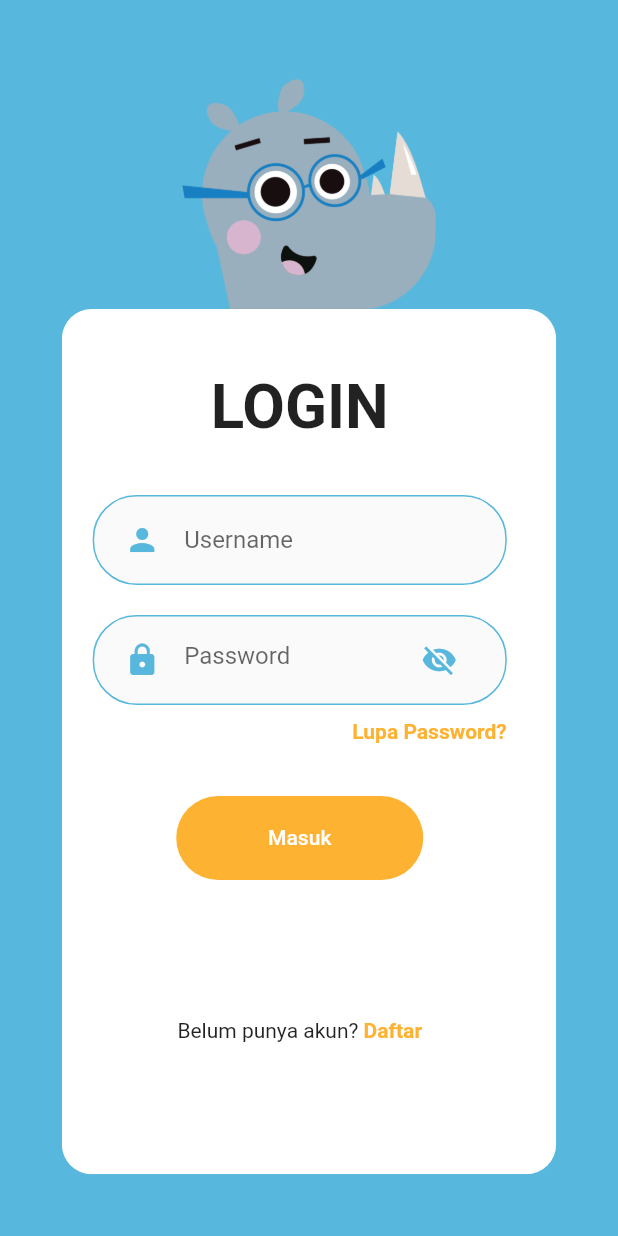
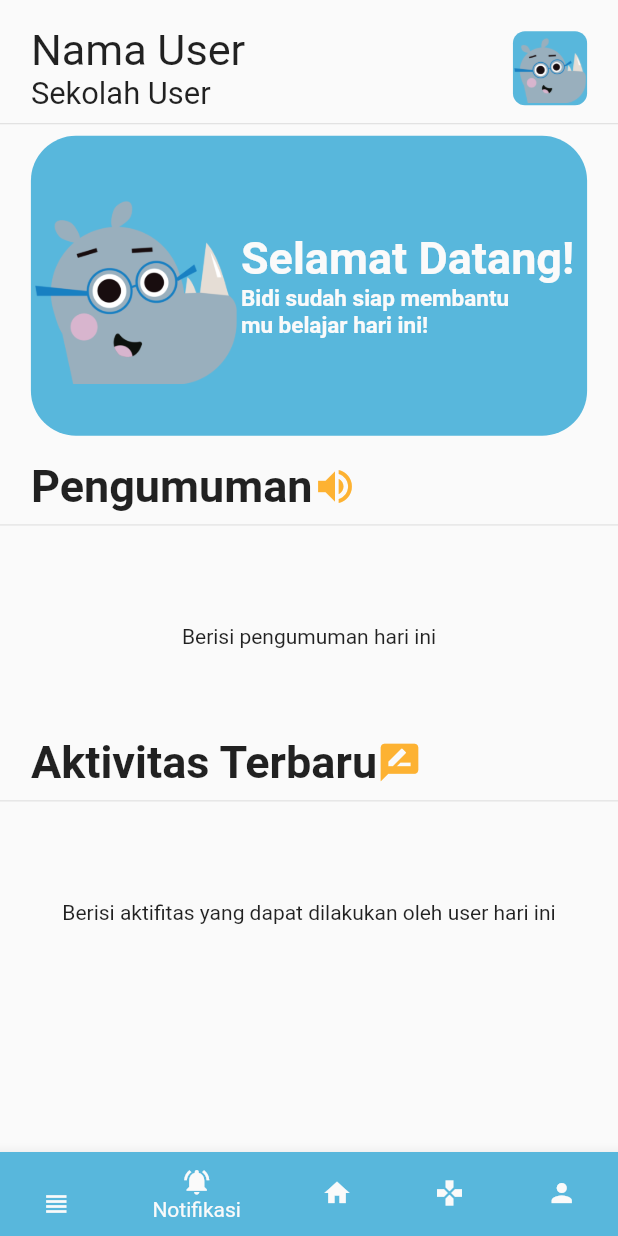
Before and after one commit to Ghannyerlangga/kelasku, a Flutter app: the screen it shows after launch, after a tap on "Masuk", on a phone screen of 412 x 824 dp. Run offline on Flutter 3.47's test engine with Material 2 defaults, Android fonts, the phone set to English and light mode, and no system bars.

Commit message:
home page

```diff
--- /dev/null
+++ b/lib/Dashboard/components/navbar_item.dart
@@ -0,0 +1,16 @@
+import 'package:belajar_asyik/constants.dart';
+import 'package:flutter/material.dart';
+
+BottomNavigationBarItem navBarItem(String title, Widget icon, Size size) {
+  return new BottomNavigationBarItem(
+      backgroundColor: kBgColor,
+      icon: new SizedBox(
+        child: icon,
+        width: size.width * 0.1,
+        height: size.height * 0.025,
+      ),
+      title: new Text(
+        title,
+        style: new TextStyle(fontSize: 15),
+      ));
+}
--- /dev/null
+++ b/lib/Dashboard/components/pengumuman.dart
@@ -0,0 +1,182 @@
+import 'package:belajar_asyik/constants.dart';
+import 'package:flutter/material.dart';
+
+class NotifikasiPage extends StatelessWidget {
+  @override
+  Widget build(BuildContext context) {
+    Size size = MediaQuery.of(context).size;
+    return Scaffold(
+      backgroundColor: fieldColor,
+      body: ListView(
+        children: <Widget>[
+          Padding(
+            padding: EdgeInsets.only(
+              top: size.height * 0.02,
+              left: size.width * 0.05,
+              right: size.width * 0.05,
+            ),
+            child: Row(
+              mainAxisAlignment: MainAxisAlignment.spaceBetween,
+              children: <Widget>[
+                Column(
+                  mainAxisAlignment: MainAxisAlignment.center,
+                  crossAxisAlignment: CrossAxisAlignment.start,
+                  children: <Widget>[
+                    Text(
+                      "Nama User",
+                      style: TextStyle(fontSize: size.height * 0.035),
+                    ),
+                    Text(
+                      "Sekolah User",
+                      style: TextStyle(fontSize: size.height * 0.025),
+                    ),
+                  ],
+                ),
+                Container(
+                  width: size.width * 0.12,
+                  height: size.width * 0.12,
+                  decoration: BoxDecoration(
+                      color: kBgColor,
+                      shape: BoxShape.rectangle,
+                      borderRadius: BorderRadius.circular(8),
+                      image: DecorationImage(
+                        image: AssetImage(
+                          "asset/img/maskot_kepala.png",
+                        ),
+                      )),
+                )
+              ],
+            ),
+          ),
+          Divider(),
+          Padding(
+            padding: EdgeInsets.only(
+                left: size.width * 0.05, right: size.width * 0.05),
+            child: Container(
+              child: Row(
+                mainAxisAlignment: MainAxisAlignment.spaceBetween,
+                children: <Widget>[
+                  Container(
+                    height: 140,
+                    width: 140,
+                    decoration: BoxDecoration(
+                        image: DecorationImage(
+                      image: AssetImage(
+                        "asset/img/maskot_kepala.png",
+                      ),
+                    )),
+                  ),
+                  Container(
+                    child: Padding(
+                      padding: const EdgeInsets.only(right: 20),
+                      child: Column(
+                        crossAxisAlignment: CrossAxisAlignment.start,
+                        mainAxisAlignment: MainAxisAlignment.center,
+                        children: <Widget>[
+                          Text(
+                            "Selamat Datang!",
+                            style: TextStyle(
+                                color: fieldColor,
+                                fontSize: 30,
+                                fontWeight: FontWeight.bold),
+                          ),
+                          Text("Bidi sudah siap membantu",
+                              style: TextStyle(
+                                  color: fieldColor,
+                                  fontSize: 15,
+                                  fontWeight: FontWeight.bold)),
+                          Text("mu belajar hari ini!",
+                              style: TextStyle(
+                                  color: fieldColor,
+                                  fontSize: 15,
+                                  fontWeight: FontWeight.bold))
+                        ],
+                      ),
+                    ),
+                  )
+                ],
+              ),
+              decoration: BoxDecoration(
+                  shape: BoxShape.rectangle,
+                  color: kBgColor,
+                  borderRadius: BorderRadius.circular(30)),
+              height: 200,
+              width: MediaQuery.of(context).size.width,
+            ),
+          ),
+          Padding(
+              padding: EdgeInsets.only(
+                top: size.height * 0.02,
+                left: size.width * 0.05,
+                right: size.width * 0.05,
+              ),
+              child: Row(
+                children: <Widget>[
+                  Text(
+                    "Pengumuman",
+                    style: TextStyle(fontSize: 30, fontWeight: FontWeight.bold),
+                  ),
+                  Icon(
+                    Icons.volume_up,
+                    color: kTombol,
+                    size: 30,
+                  )
+                ],
+              )),
+          Divider(),
+          Padding(
+            padding: EdgeInsets.only(
+              top: size.height * 0.02,
+              left: size.width * 0.05,
+              right: size.width * 0.05,
+            ),
+            child: Container(
+              height: 100,
+              child: Center(
+                child: Text("Berisi pengumuman hari ini"),
+              ),
+              color: fieldColor,
+              width: MediaQuery.of(context).size.width,
+            ),
+          ),
+          Padding(
+              padding: EdgeInsets.only(
+                top: size.height * 0.02,
+                left: size.width * 0.05,
+                right: size.width * 0.05,
+              ),
+              child: Row(
+                children: <Widget>[
+                  Text(
+                    "Aktivitas Terbaru",
+                    style: TextStyle(fontSize: 30, fontWeight: FontWeight.bold),
+                  ),
+                  Icon(
+                    Icons.rate_review,
+                    color: kTombol,
+                    size: 30,
+                  )
+                ],
+              )),
+          Divider(),
+          Padding(
+            padding: EdgeInsets.only(
+              top: size.height * 0.02,
+              left: size.width * 0.05,
+              right: size.width * 0.05,
+            ),
+            child: Container(
+              height: 100,
+              child: Center(
+                child: Text(
+                    "Berisi aktifitas yang dapat dilakukan oleh user hari ini"),
+              ),
+              color: fieldColor,
+              width: MediaQuery.of(context).size.width,
+            ),
+          ),
+        ],
+      ),
+    );
+  }
+}
--- /dev/null
+++ b/lib/Dashboard/dashboard.dart
@@ -0,0 +1,69 @@
+import 'package:belajar_asyik/Dashboard/components/navbar_item.dart';
+import 'package:belajar_asyik/Dashboard/components/pengumuman.dart';
+import 'package:belajar_asyik/Dashboard/components/semester.dart';
+import 'package:belajar_asyik/constants.dart';
+import 'package:flutter/material.dart';
+
+class HomePage extends StatefulWidget {
+  @override
+  _DashboardPageState createState() => _DashboardPageState();
+}
+
+class _DashboardPageState extends State<HomePage> {
+  final GlobalKey<ScaffoldState> _scaffoldKey = new GlobalKey();
+  int _currentIndex = 1;
+
+  List _children = [
+    NotifikasiPage(),
+    SemesterPage(),
+    Center(
+      child: Text("Games"),
+    ),
+    Center(
+      child: Text("Profile"),
+    )
+  ];
+  @override
+  Widget build(BuildContext context) {
+    Size size = MediaQuery.of(context).size;
+    return Scaffold(
+      key: _scaffoldKey,
+      drawer: Drawer(
+        child: Container(
+          color: Colors.orange[300],
+        ),
+      ),
+      body: _children[_currentIndex - 1],
+      bottomNavigationBar: Container(
+        decoration: BoxDecoration(borderRadius: BorderRadius.circular(20)),
+        child: BottomNavigationBar(
+          unselectedIconTheme: IconThemeData(color: fieldColor),
+          iconSize: 20,
+          selectedItemColor: fieldColor,
+          currentIndex: _currentIndex,
+          items: [
+            navBarItem(
+                "List",
+                IconButton(
+                    icon: Icon(Icons.view_headline),
+                    onPressed: () {
+                      _scaffoldKey.currentState.openDrawer();
+                    }),
+                size),
+            navBarItem("Notifikasi", Icon(Icons.notifications_active), size),
+            navBarItem("Home", Icon(Icons.home), size),
+            navBarItem("Game", Icon(Icons.gamepad), size),
+            navBarItem("Profile", Icon(Icons.person), size),
+          ],
+          onTap: (index) {
+            setState(() {
+              if (index > 0) {
+                _currentIndex = index;
+              }
+            });
+          },
+        ),
+      ),
+    );
+  }
+}
--- a/lib/Login/components/body.dart
+++ b/lib/Login/components/body.dart
@@ -1,3 +1,4 @@
+import 'package:belajar_asyik/Dashboard/dashboard.dart';
 import 'package:belajar_asyik/Register/register.dart';
 import 'package:belajar_asyik/Reset/reset.dart';
 import 'package:belajar_asyik/components/rounded_button.dart';
@@ -82,7 +83,12 @@ class Body extends StatelessWidget {
                         children: [
                           RoundedButton(
                             text: "Masuk",
-                            press: () {},
+                            press: () {
+                              Navigator.push(context,
+                                  MaterialPageRoute(builder: (context) {
+                                return HomePage();
+                              }));
+                            },
                           )
                         ],
                       ),
```
Also changed, not shown: lib/Dashboard/components/isi_pelajaran.dart (added, +92 -0 lines), lib/Dashboard/components/isi_semester.dart (added, +58 -0 lines), lib/Dashboard/components/semester.dart (added, +67 -0 lines), pubspec.lock, 1 other file.
